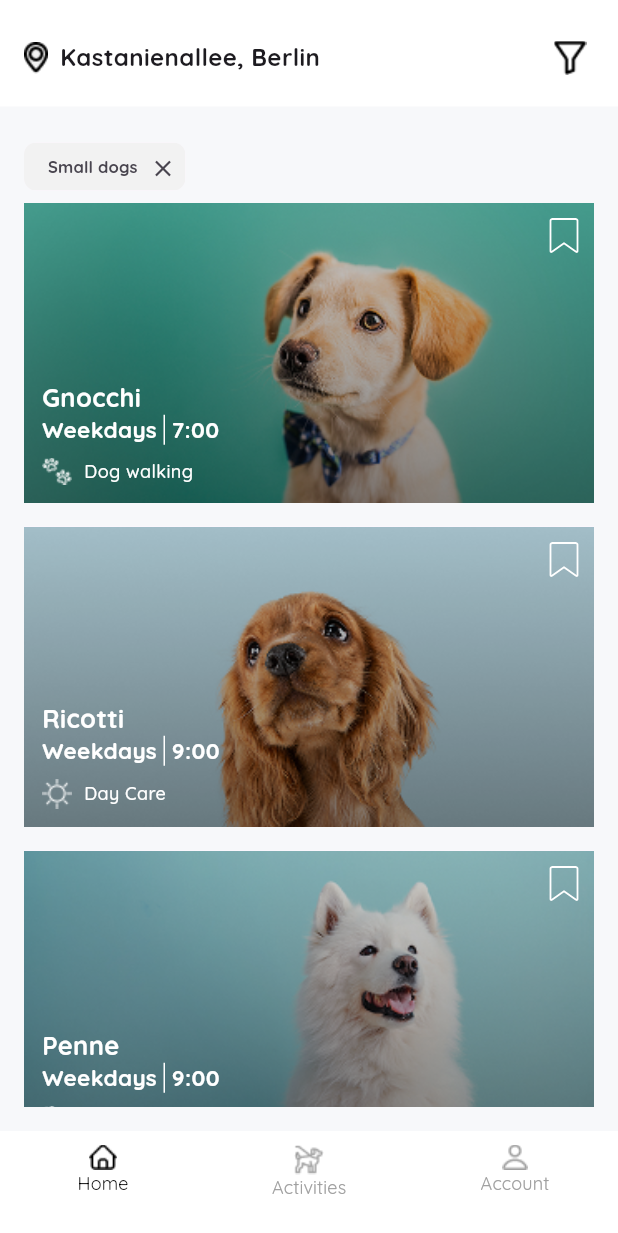
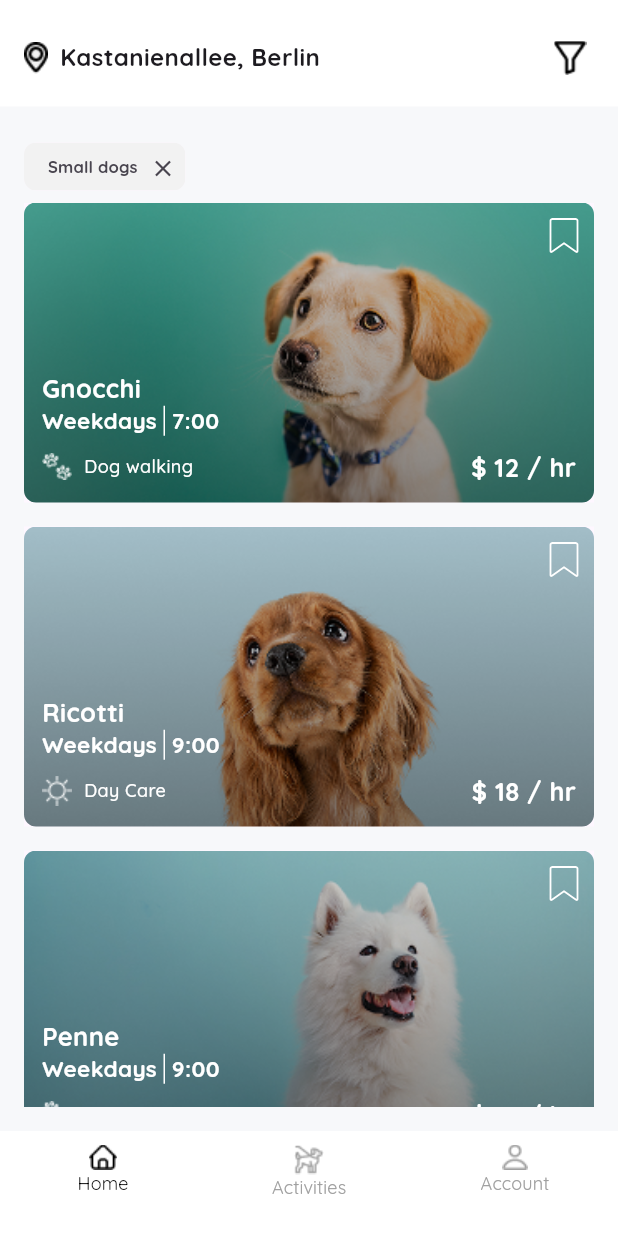
Before and after one commit to Neoflyy/dog_walk_app, a Flutter app: the screen it shows after launch, after a tap on the "close" icon, on a phone screen of 412 x 824 dp. Shown: the top 1233 px of the screen. Run offline on Flutter 3.47's test engine with Material 3 defaults, Android fonts, the phone set to English and light mode, and no system bars; our stand-ins replace equatable, flutter_bloc, flutter_svg, freezed_annotation.

```diff
--- a/lib/src/app.dart
+++ b/lib/src/app.dart
@@ -3,6 +3,7 @@ import 'package:dog_walk_app/src/data/data_sources/pets_local_data_source.dart';
 import 'package:dog_walk_app/src/data/repositories/pets_repository.dart';
 import 'package:dog_walk_app/src/data/repositories/pets_repository_impl.dart';
 import 'package:dog_walk_app/src/ui/app_view.dart';
+import 'package:flutter/cupertino.dart';
 import 'package:flutter/material.dart';
 import 'package:flutter_bloc/flutter_bloc.dart';
 
@@ -32,14 +33,52 @@ class App extends StatelessWidget {
         ],
         child: MaterialApp(
           theme: ThemeData(fontFamily: 'Quicksand'),
-          routes: {
-            RequestPage.path: (context) => const RequestPage(),
-            DetailPage.path: (context) => const DetailPage(),
-            AppView.path: (context) => const AppView(),
+          initialRoute: AppView.path,
+          onGenerateRoute: (settings) {
+            Widget page = const _ErrorPage('Unknown Route');
+
+            try {
+              switch (settings.name) {
+                case AppView.path:
+                  page = const AppView();
+                  break;
+                case DetailPage.path:
+                  final args = settings.arguments as Map<String, dynamic>;
+                  page = DetailPage(
+                    pet: args['pet'],
+                  );
+                  break;
+                case RequestPage.path:
+                  page = const RequestPage();
+                  break;
+              }
+            } catch (e) {
+              debugPrint('Error in route generation: $e');
+              page = _ErrorPage('Navigation error occurred: $e');
+            }
+
+            return CupertinoPageRoute<dynamic>(
+              builder: (context) => page,
+              settings: settings,
+            );
           },
-          initialRoute: AppView.path,
         ),
       ),
     );
   }
 }
+
+class _ErrorPage extends StatelessWidget {
+  final String message;
+
+  const _ErrorPage(this.message);
+
+  @override
+  Widget build(BuildContext context) {
+    return Scaffold(
+      body: Center(
+        child: Text(message),
+      ),
+    );
+  }
+}
--- a/lib/src/cubit/pets_cubit/pets_cubit.dart
+++ b/lib/src/cubit/pets_cubit/pets_cubit.dart
@@ -17,6 +17,8 @@ class PetsCubit extends Cubit<PetsState> {
 
   Future<void> fetchPets() async {
     emit(state.copyWith(status: Status.loading));
+    //fake response time
+    await Future.delayed(const Duration(seconds: 2));
 
     final response = await _petsRepository.getPets();
     //logic for response
--- a/lib/src/ui/pages/home/home_page.dart
+++ b/lib/src/ui/pages/home/home_page.dart
@@ -2,6 +2,7 @@ import 'package:dog_walk_app/commons/enums.dart';
 import 'package:dog_walk_app/src/cubit/pets_cubit/pets_cubit.dart';
 import 'package:dog_walk_app/src/data/models/pet_model.dart';
 import 'package:dog_walk_app/src/data/repositories/pets_repository.dart';
+import 'package:dog_walk_app/src/ui/pages/detail/detail_page.dart';
 import 'package:dog_walk_app/src/ui/widgets/widgets.dart';
 import 'package:dog_walk_app/ui_kit/ui_kit.dart';
 import 'package:dog_walk_app/ui_kit/widgets/app_icon.dart';
@@ -14,9 +15,9 @@ class HomePage extends StatelessWidget {
   @override
   Widget build(BuildContext context) {
     return BlocProvider(
-      create: (context) =>
-          PetsCubit(petsRepository: context.read<PetsRepository>())
-            ..fetchPets(),
+      create: (context) => PetsCubit(
+        petsRepository: context.read<PetsRepository>(),
+      )..fetchPets(),
       child: const HomeView(),
     );
   }
@@ -32,7 +33,11 @@ class HomeView extends StatelessWidget {
       'Small dogs',
     ];
 
-    return Container(
+    return RefreshIndicator.adaptive(
+      onRefresh: () {
+        return context.read<PetsCubit>().fetchPets();
+      },
+      child: Container(
         padding: const EdgeInsets.all(16),
         color: AppColors.primaryBackground,
         width: MediaQuery.sizeOf(context).width,
@@ -68,11 +73,14 @@ class HomeView extends StatelessWidget {
                             image: pet.image,
                             content: _PetContentWidget(
                               title: pet.name,
+                              price: pet.service.price.toString(),
                               serviceName: pet.service.name,
                               availability: pet.availability,
                               icon: pet.service.icon,
                             ),
-                          onTap: () {},
+                            onTap: () {
+                              _onCardPressed(context, pet);
+                            },
                           ),
                         );
                       },
@@ -87,7 +95,12 @@ class HomeView extends StatelessWidget {
             )
           ],
         ),
+      ),
     );
+  }
+
+  void _onCardPressed(BuildContext context, PetModel pet) {
+    Navigator.pushNamed(context, DetailPage.path, arguments: {'pet': pet});
   }
 }
 
@@ -96,11 +109,13 @@ class _PetContentWidget extends StatelessWidget {
       {required this.title,
       required this.availability,
       required this.serviceName,
+      required this.price,
       required this.icon});
 
   final String title;
   final String availability;
   final String serviceName;
+  final String price;
   final String icon;
 
   @override
@@ -144,6 +159,11 @@ class _PetContentWidget extends StatelessWidget {
               style: TextStyles.bodySmall.copyWith(
                   color: AppColors.surface, fontWeight: FontWeight.w500),
             ),
+            const Spacer(),
+            Text(
+              '\$ $price / hr',
+              style: TextStyles.bodyXLarge.copyWith(color: AppColors.surface),
+            )
           ],
         )
       ],
--- a/lib/ui_kit/widgets/app_card.dart
+++ b/lib/ui_kit/widgets/app_card.dart
@@ -18,9 +18,13 @@ class AppCard extends StatefulWidget {
 }
 
 class _AppCardState extends State<AppCard> {
-  double _defaultCardWidth = 343;
-  double _defaultCardHeight = 200;
-  bool isActive = false;
+  final double _defaultCardWidth = 343;
+  final double _defaultCardHeight = 200;
+
+  final BorderRadius _radius = const BorderRadius.all(Radius.circular(8));
+
+  bool _isActive = false;
+
   @override
   Widget build(BuildContext context) {
     return Material(
@@ -32,20 +36,23 @@ class _AppCardState extends State<AppCard> {
           child: Stack(
             fit: StackFit.expand,
             children: [
-              Image.asset(
-                widget.image,
-                fit: BoxFit.cover,
+              ClipRRect(
+                borderRadius: _radius,
+                child: Image.asset(
+                  widget.image,
+                  fit: BoxFit.cover,
+                ),
               ),
               Positioned(
                 top: 10,
                 right: 10,
                 child: InkWell(
                   onTap: () {
-                    isActive = !isActive;
+                    _isActive = !_isActive;
                     setState(() {});
                   },
                   child: SvgPicture.asset(
-                    isActive ? Assets.saveIconFilled : Assets.saveIcon,
+                    _isActive ? Assets.saveIconFilled : Assets.saveIcon,
                     fit: BoxFit.cover,
                   ),
                 ),
```
Also changed, not shown: lib/src/ui/pages/detail/detail_page.dart (+11 -2 lines). Lines whose indentation alone changed are shown as unchanged.
